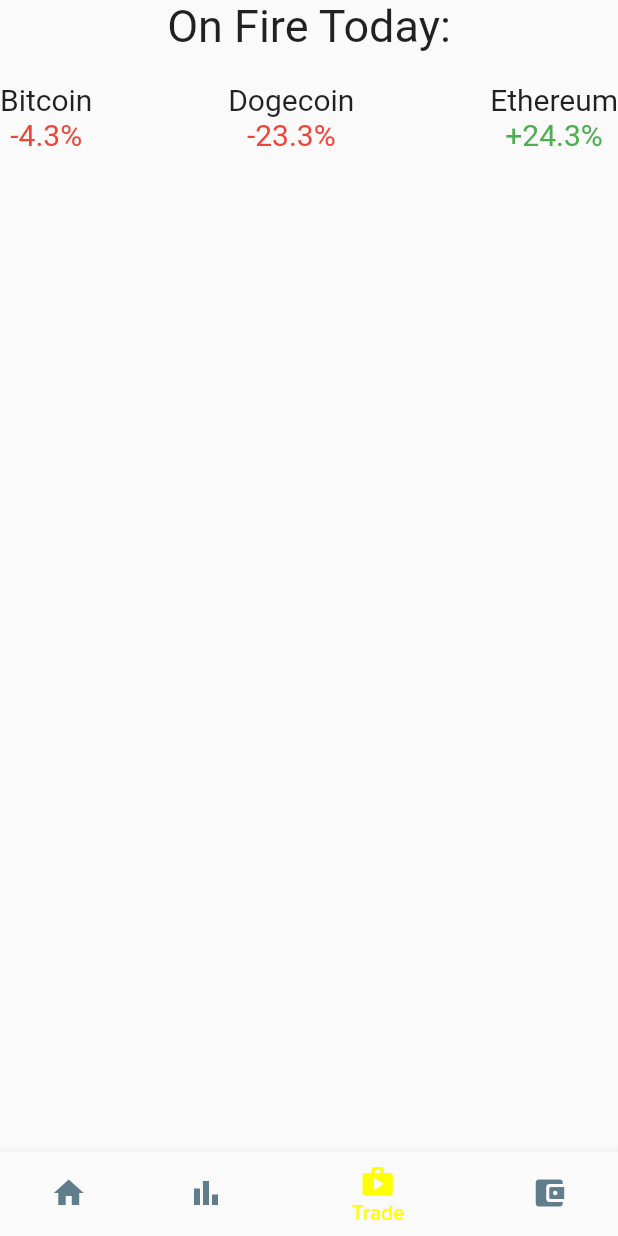
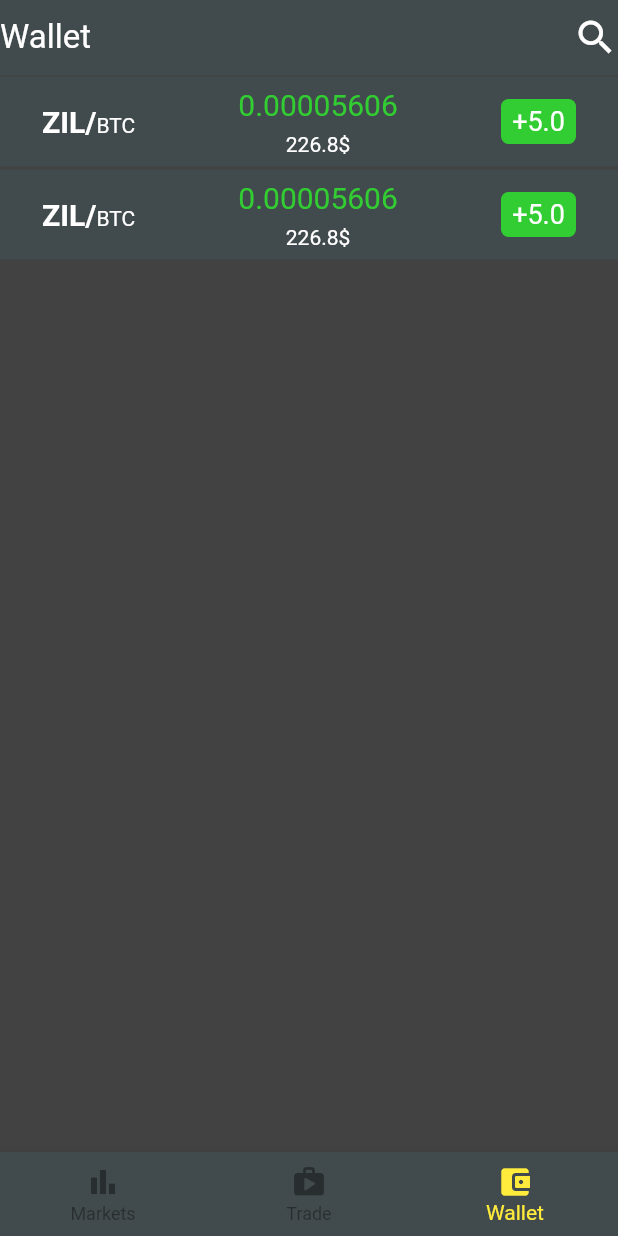
Before and after one commit to HazmatG/Flutter-tech-task, a Flutter app: the screen it shows after launch, item 3 of the bottom bar chosen, on a phone screen of 412 x 824 dp. Run offline on Flutter 3.47's test engine with Material 2 defaults, Android fonts, the phone set to English and light mode, and no system bars.

Commit message:
Add files via upload

```diff
--- a/lib/pages/homepage/customappbar.dart
+++ b/lib/pages/homepage/customappbar.dart
@@ -8,8 +8,6 @@ class HomePageCustomAppBar extends StatelessWidget {
     return Container(
       child: Column(
         children: [
-          Text('On Fire Today:', style: TextStyle(fontSize: 30),),
-          SizedBox(height: 20),
           Row(
             mainAxisAlignment: MainAxisAlignment.spaceBetween,
             children: [
--- a/lib/pages/mainpage.dart
+++ b/lib/pages/mainpage.dart
@@ -1,5 +1,7 @@
 import 'package:flutter/material.dart';
+import 'package:untitled3/pages/walletpage/walletpage.dart';
 
+import '../utils/const/constcolors.dart';
 import 'homepage/homepage.dart';
 import 'marketspage/marketspage.dart';
 
@@ -14,6 +16,12 @@ class MainPage extends StatefulWidget {
 class _MainPageState extends State<MainPage> {
   int _selectedIndex = 0;
 
+  static const List<Widget> _bottomnavbarlist = [
+    MarketsPage(),
+    HomePage(),
+    WalletPage(),
+  ];
+
   void onItemTapped(int index) {
     setState(() {
       _selectedIndex = index;
@@ -25,19 +33,20 @@ class _MainPageState extends State<MainPage> {
   Widget build(BuildContext context) {
 
     return Scaffold(
+      backgroundColor: Colors.grey[800],
       bottomNavigationBar: BottomNavigationBar(
+        backgroundColor: primarycolor,
         onTap: onItemTapped,
-        selectedItemColor: Colors.yellowAccent,
-        unselectedItemColor: Colors.blueGrey,
+        selectedItemColor: Colors.yellow,
+        unselectedItemColor: Colors.black38,
         currentIndex: _selectedIndex,
         items: const [
-          BottomNavigationBarItem(icon: Icon(Icons.home), label: 'Home'),
           BottomNavigationBarItem(icon: Icon(Icons.bar_chart), label: 'Markets'),
           BottomNavigationBarItem(icon: Icon(Icons.shop_rounded), label: 'Trade'),
           BottomNavigationBarItem(icon: Icon(Icons.account_balance_wallet_rounded), label: 'Wallet')
         ],
       ),
-      body: HomePage(),
+      body: _bottomnavbarlist[_selectedIndex],
     );
   }
 }
--- /dev/null
+++ b/lib/pages/marketspage/marketscustomappbar.dart
@@ -0,0 +1,22 @@
+import 'package:flutter/material.dart';
+import 'package:untitled3/utils/const/constcolors.dart';
+
+class MarketsCustomAppBar extends StatelessWidget {
+  const MarketsCustomAppBar({Key? key}) : super(key: key);
+
+  @override
+  Widget build(BuildContext context) {
+    return Container(
+      height: 50,
+      color: primarycolor,
+      child: Row(
+        mainAxisAlignment: MainAxisAlignment.spaceBetween,
+        children: [
+          Text('Markets', style: TextStyle(color: Colors.white, fontSize: 22)),
+          SizedBox(width: 30),
+          Icon(Icons.search_outlined, color: Colors.white, size: 30)
+        ],
+      ),
+    );
+  }
+}
--- a/lib/pages/marketspage/marketspage.dart
+++ b/lib/pages/marketspage/marketspage.dart
@@ -1,10 +1,20 @@
 import 'package:flutter/material.dart';
+
+import '../../widgets/coinlisttile.dart';
+import 'marketscustomappbar.dart';
 
 class MarketsPage extends StatelessWidget {
   const MarketsPage({Key? key}) : super(key: key);
 
   @override
   Widget build(BuildContext context) {
-    return Container();
+    return ListView(
+      children: [
+        MarketsCustomAppBar(),
+        CoinListTileWidget(),
+        CoinListTileWidget(),
+        CoinListTileWidget(),
+      ],
+    );
   }
 }
--- /dev/null
+++ b/lib/pages/walletpage/walletcustomappbar.dart
@@ -0,0 +1,22 @@
+import 'package:flutter/material.dart';
+import 'package:untitled3/utils/const/constcolors.dart';
+
+class WalletCustomAppBar extends StatelessWidget {
+  const WalletCustomAppBar({Key? key}) : super(key: key);
+
+  @override
+  Widget build(BuildContext context) {
+    return Container(
+      height: 50,
+      color: primarycolor,
+      child: Row(
+        mainAxisAlignment: MainAxisAlignment.spaceBetween,
+        children: [
+          Text('Wallet', style: TextStyle(color: Colors.white, fontSize: 22)),
+          SizedBox(width: 30),
+          Icon(Icons.search_outlined, color: Colors.white, size: 30)
+        ],
+      ),
+    );
+  }
+}
--- /dev/null
+++ b/lib/pages/walletpage/walletpage.dart
@@ -0,0 +1,18 @@
+import 'package:flutter/material.dart';
+import 'package:untitled3/pages/walletpage/walletcustomappbar.dart';
+import 'package:untitled3/widgets/coinlisttile.dart';
+
+class WalletPage extends StatelessWidget {
+  const WalletPage({Key? key}) : super(key: key);
+
+  @override
+  Widget build(BuildContext context) {
+    return ListView(
+      children: [
+        WalletCustomAppBar(),
+        CoinListTileWidget(),
+        CoinListTileWidget(),
+      ],
+    );
+  }
+}
--- /dev/null
+++ b/lib/utils/const/constcolors.dart
@@ -0,0 +1,6 @@
+import 'package:flutter/material.dart';
+
+Color primarycolor = Color(0xFF414a4c);
+Color backgroundcolor = Color(0xFF444c38);
+Color coinpriceupcolor = Color(0xFF32CD32);
+Color coinpricedowncolor = Color(0xFFDC143C);
--- /dev/null
+++ b/lib/widgets/coinlisttile.dart
@@ -0,0 +1,47 @@
+import 'package:flutter/material.dart';
+import 'package:untitled3/utils/const/constcolors.dart';
+
+class CoinListTileWidget extends StatelessWidget {
+  const CoinListTileWidget({Key? key}) : super(key: key);
+
+  @override
+  Widget build(BuildContext context) {
+    return Container(
+      margin: EdgeInsets.symmetric(vertical: 1),
+      padding: EdgeInsets.symmetric(horizontal: 28),
+      height: 60,
+      color: primarycolor,
+      child:
+      Row(
+        mainAxisAlignment: MainAxisAlignment.spaceBetween,
+        children: [
+          RichText(
+              text: TextSpan(
+                style: DefaultTextStyle.of(context).style,
+                children: const <TextSpan>[
+                  TextSpan(text: 'ZIL', style: TextStyle(fontWeight: FontWeight.bold, color: Colors.white, fontSize: 20)),
+                  TextSpan(text: '/', style: TextStyle(fontWeight: FontWeight.bold, color: Colors.white, fontSize: 20)),
+                  TextSpan(text: 'BTC', style: TextStyle(color: Colors.white, fontSize: 14)),
+                ],
+              ),),
+          Column(
+            mainAxisAlignment: MainAxisAlignment.spaceEvenly,
+            children: [
+              Text('0.00005606', style: TextStyle(color: coinpriceupcolor, fontSize: 20),),
+              Text('226.8\$', style: TextStyle(color: Colors.white, fontSize: 14),),
+            ],
+          ),
+          Container(
+            decoration: BoxDecoration(
+              borderRadius: BorderRadius.circular(5),
+              color: coinpriceupcolor
+            ),
+            height: 30,
+            width: 50,
+            child: Center(child: Text('+5.0', style: TextStyle(color: Colors.white, fontSize: 18),),
+          ))
+        ],
+      ),
+    );
+  }
+}
```
